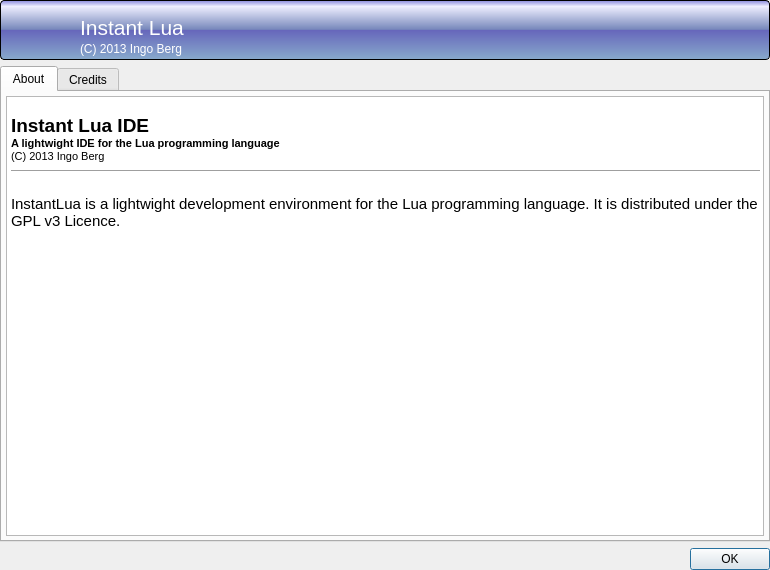
Above: DlgAbout.ui from beltoforion/InstantLua before the change. Below: the same form after it.
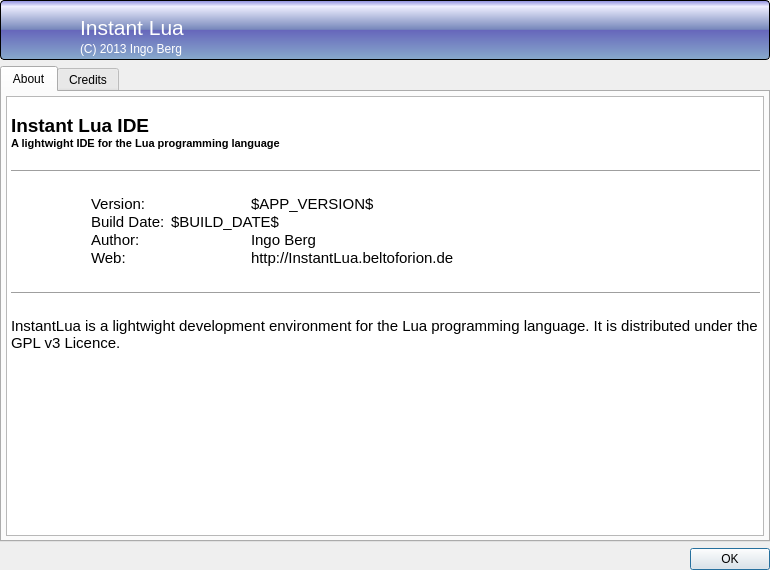
That is the form after the change. The open tabs and pages were chosen to show the change. Icons and pictures are not drawn.

```diff
--- a/DlgAbout.ui
+++ b/DlgAbout.ui
@@ -166,7 +166,7 @@
           <number>4</number>
          </property>
          <item>
-          <widget class="QTextBrowser" name="textBrowser">
+          <widget class="QTextEdit" name="textEdit">
            <property name="frameShadow">
             <enum>QFrame::Plain</enum>
            </property>
@@ -178,7 +178,14 @@
 &lt;p style=&quot;-qt-paragraph-type:empty; margin-top:0px; margin-bottom:0px; margin-left:0px; margin-right:0px; -qt-block-indent:0; text-indent:0px; font-size:8pt;&quot;&gt;&lt;/p&gt;
 &lt;p style=&quot; margin-top:0px; margin-bottom:0px; margin-left:0px; margin-right:0px; -qt-block-indent:0; text-indent:0px;&quot;&gt;&lt;span style=&quot; font-size:14pt; font-weight:600;&quot;&gt;Instant Lua IDE&lt;/span&gt;&lt;/p&gt;
 &lt;p style=&quot; margin-top:0px; margin-bottom:0px; margin-left:0px; margin-right:0px; -qt-block-indent:0; text-indent:0px;&quot;&gt;&lt;span style=&quot; font-size:8pt; font-weight:600;&quot;&gt;A lightwight IDE for the Lua programming language&lt;/span&gt;&lt;/p&gt;
-&lt;p style=&quot; margin-top:0px; margin-bottom:0px; margin-left:0px; margin-right:0px; -qt-block-indent:0; text-indent:0px;&quot;&gt;&lt;span style=&quot; font-size:8pt;&quot;&gt;(C) 2013 Ingo Berg&lt;/span&gt;&lt;/p&gt;
+&lt;p style=&quot;-qt-paragraph-type:empty; margin-top:0px; margin-bottom:0px; margin-left:0px; margin-right:0px; -qt-block-indent:0; text-indent:0px; font-size:8pt;&quot;&gt;&lt;/p&gt;
+&lt;hr /&gt;
+&lt;p style=&quot;-qt-paragraph-type:empty; margin-top:0px; margin-bottom:0px; margin-left:0px; margin-right:0px; -qt-block-indent:0; text-indent:0px; font-size:11pt;&quot;&gt;&lt;/p&gt;
+&lt;p style=&quot; margin-top:0px; margin-bottom:0px; margin-left:0px; margin-right:0px; -qt-block-indent:0; text-indent:0px;&quot;&gt;&lt;span style=&quot; font-size:11pt;&quot;&gt;	Version:		$APP_VERSION$&lt;/span&gt;&lt;/p&gt;
+&lt;p style=&quot; margin-top:0px; margin-bottom:0px; margin-left:0px; margin-right:0px; -qt-block-indent:0; text-indent:0px;&quot;&gt;&lt;span style=&quot; font-size:11pt;&quot;&gt;	Build Date:	$BUILD_DATE$&lt;/span&gt;&lt;/p&gt;
+&lt;p style=&quot; margin-top:0px; margin-bottom:0px; margin-left:0px; margin-right:0px; -qt-block-indent:0; text-indent:0px;&quot;&gt;&lt;span style=&quot; font-size:11pt;&quot;&gt;	Author:		Ingo Berg&lt;/span&gt;&lt;/p&gt;
+&lt;p style=&quot; margin-top:0px; margin-bottom:0px; margin-left:0px; margin-right:0px; -qt-block-indent:0; text-indent:0px;&quot;&gt;&lt;span style=&quot; font-size:11pt;&quot;&gt;	Web:		http://InstantLua.beltoforion.de&lt;/span&gt;&lt;/p&gt;
+&lt;p style=&quot;-qt-paragraph-type:empty; margin-top:0px; margin-bottom:0px; margin-left:0px; margin-right:0px; -qt-block-indent:0; text-indent:0px; font-size:11pt;&quot;&gt;&lt;/p&gt;
 &lt;hr /&gt;
 &lt;p style=&quot;-qt-paragraph-type:empty; margin-top:0px; margin-bottom:0px; margin-left:0px; margin-right:0px; -qt-block-indent:0; text-indent:0px; font-size:11pt;&quot;&gt;&lt;/p&gt;
 &lt;p style=&quot; margin-top:0px; margin-bottom:0px; margin-left:0px; margin-right:0px; -qt-block-indent:0; text-indent:0px;&quot;&gt;&lt;span style=&quot; font-size:11pt;&quot;&gt;InstantLua is a lightwight development environment for the Lua programming language. It is distributed under the GPL v3 Licence.&lt;/span&gt;&lt;/p&gt;
```
Left out of the diff: 2 changed lines with no effect on the pictures.
